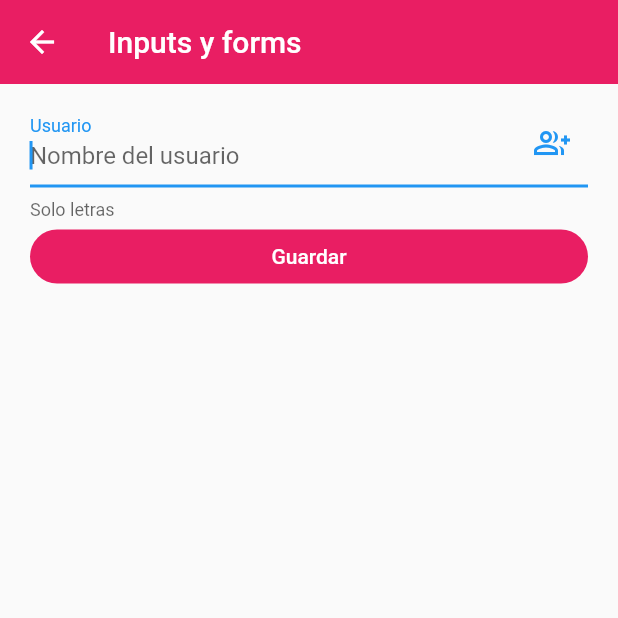
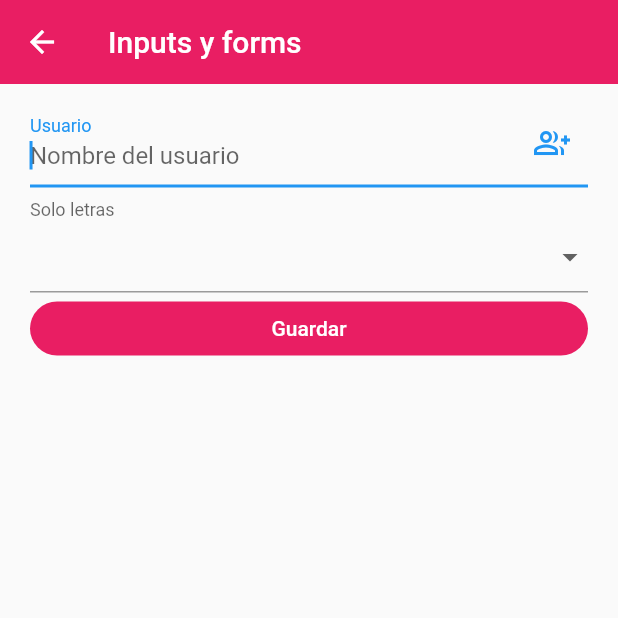
Before and after one commit to bzapata95/fl-widgets, a Flutter app: the InputsScreen screen opened by its route, on a phone screen of 412 x 824 dp, the top half of it. Run offline on Flutter 3.47's test engine with Material 2 defaults, Android fonts, the phone set to English and light mode, and no system bars.

Commit message:
dropdown button form field

```diff
--- a/lib/screens/inputs_screen.dart
+++ b/lib/screens/inputs_screen.dart
@@ -33,6 +33,16 @@ class InputsScreen extends StatelessWidget {
                     labelText: 'Usuario',
                     helperText: 'Solo letras',
                     suffixIcon: Icon(Icons.group_add_outlined))),
+            DropdownButtonFormField(
+                items: [
+                  DropdownMenuItem(value: 'Admin', child: Text('Admin')),
+                  DropdownMenuItem(
+                      value: 'Superuser', child: Text('Superuser')),
+                  DropdownMenuItem(value: 'Junior', child: Text('Junior')),
+                ],
+                onChanged: (value) {
+                  print(value);
+                }),
             ElevatedButton(
                 child: const SizedBox(
                   width: double.infinity,
@@ -48,7 +58,7 @@ class InputsScreen extends StatelessWidget {
                   }
 
                   print('form values:');
-                })
+                }),
           ]),
         ),
       )),
```
